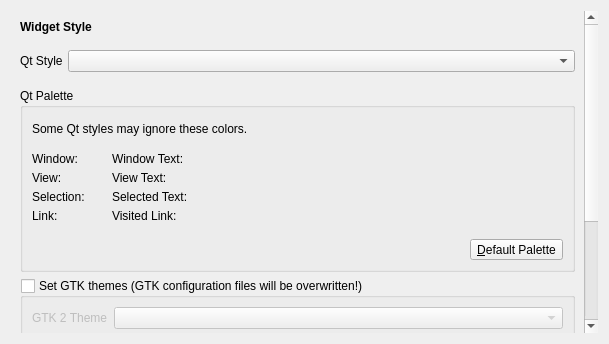
This is lxqt-config-appearance/styleconfig.ui in deepin-community/lxqt-config as Qt 5 draws it before an edit. The edited form follows.
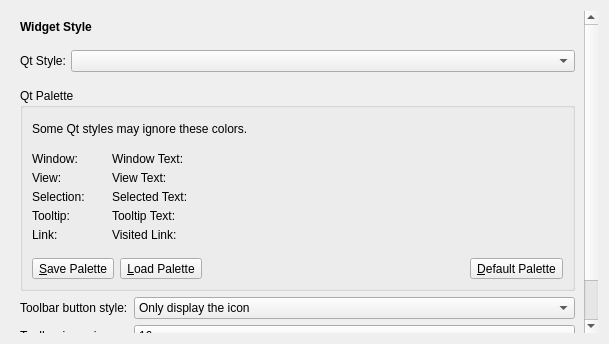
This is the edited form. Custom widgets are drawn as their Qt base class.

Diff of the .ui file:
```diff
--- a/lxqt-config-appearance/styleconfig.ui
+++ b/lxqt-config-appearance/styleconfig.ui
@@ -48,7 +48,7 @@
          <item row="0" column="0">
           <widget class="QLabel" name="label_5">
            <property name="text">
-            <string>Qt Style</string>
+            <string>Qt Style:</string>
            </property>
           </widget>
          </item>
@@ -127,13 +127,27 @@
                <widget class="ColorLabel" name="highlightColorLabel"/>
               </item>
               <item row="3" column="0">
+               <widget class="QLabel" name="label_3">
+                <property name="text">
+                 <string>Tooltip:</string>
+                </property>
+               </widget>
+              </item>
+              <item row="3" column="1">
+               <widget class="ColorLabel" name="tooltipColorLabel">
+                <property name="text">
+                 <string/>
+                </property>
+               </widget>
+              </item>
+              <item row="4" column="0">
                <widget class="QLabel" name="label_13">
                 <property name="text">
                  <string>Link:</string>
                 </property>
                </widget>
               </item>
-              <item row="3" column="1">
+              <item row="4" column="1">
                <widget class="ColorLabel" name="linkColorLabel"/>
               </item>
              </layout>
@@ -177,13 +191,27 @@
                <widget class="ColorLabel" name="highlightedTextColorLabel"/>
               </item>
               <item row="3" column="0">
+               <widget class="QLabel" name="label_4">
+                <property name="text">
+                 <string>Tooltip Text:</string>
+                </property>
+               </widget>
+              </item>
+              <item row="3" column="1">
+               <widget class="ColorLabel" name="tooltipTextColorLabel">
+                <property name="text">
+                 <string/>
+                </property>
+               </widget>
+              </item>
+              <item row="4" column="0">
                <widget class="QLabel" name="label_14">
                 <property name="text">
                  <string>Visited Link:</string>
                 </property>
                </widget>
               </item>
-              <item row="3" column="1">
+              <item row="4" column="1">
                <widget class="ColorLabel" name="linkVisitedColorLabel"/>
               </item>
              </layout>
@@ -208,6 +236,20 @@
             <property name="topMargin">
              <number>10</number>
             </property>
+            <item>
+             <widget class="QToolButton" name="savePaletteBtn">
+              <property name="text">
+               <string>&amp;Save Palette</string>
+              </property>
+             </widget>
+            </item>
+            <item>
+             <widget class="QToolButton" name="loadPaletteBtn">
+              <property name="text">
+               <string>&amp;Load Palette</string>
+              </property>
+             </widget>
+            </item>
             <item>
              <spacer name="horizontalSpacer_2">
               <property name="orientation">
@@ -236,83 +278,14 @@
          </layout>
         </widget>
        </item>
-       <item row="3" column="0" colspan="2">
-        <widget class="QGroupBox" name="advancedOptionsGroupBox">
-         <property name="sizePolicy">
-          <sizepolicy hsizetype="Preferred" vsizetype="Preferred">
-           <horstretch>0</horstretch>
-           <verstretch>0</verstretch>
-          </sizepolicy>
-         </property>
-         <property name="maximumSize">
-          <size>
-           <width>16777215</width>
-           <height>16777215</height>
-          </size>
-         </property>
-         <property name="title">
-          <string>Set GTK themes (GTK configuration files will be overwritten!)</string>
-         </property>
-         <property name="checkable">
-          <bool>true</bool>
-         </property>
-         <property name="checked">
-          <bool>false</bool>
-         </property>
-         <layout class="QVBoxLayout" name="verticalLayout_3">
-          <item>
-           <layout class="QFormLayout" name="formLayout_2">
-            <item row="2" column="0">
-             <widget class="QLabel" name="label_4">
-              <property name="sizePolicy">
-               <sizepolicy hsizetype="Preferred" vsizetype="Preferred">
-                <horstretch>0</horstretch>
-                <verstretch>0</verstretch>
-               </sizepolicy>
-              </property>
-              <property name="text">
-               <string>GTK 3 Theme</string>
-              </property>
-             </widget>
-            </item>
-            <item row="2" column="1">
-             <widget class="QComboBox" name="gtk3ComboBox"/>
-            </item>
-            <item row="1" column="0">
-             <widget class="QLabel" name="label_3">
-              <property name="text">
-               <string>GTK 2 Theme</string>
-              </property>
-             </widget>
-            </item>
-            <item row="1" column="1">
-             <widget class="QComboBox" name="gtk2ComboBox"/>
-            </item>
-            <item row="3" column="1">
-             <widget class="QLabel" name="uniformThemeLabel">
-              <property name="text">
-               <string>To attempt uniform theming, either select similar style/theme (if available) across all lists, or select 'gtk2' Qt style (if available) to mimic GTK themes.
-
-Make sure 'xsettingsd' is installed to help GTK applications apply themes on the fly.</string>
-              </property>
-              <property name="wordWrap">
-               <bool>true</bool>
-              </property>
-             </widget>
-            </item>
-           </layout>
-          </item>
-         </layout>
-        </widget>
-       </item>
-       <item row="4" column="0">
+       <item row="3" column="0">
         <widget class="QLabel" name="label_2">
          <property name="text">
           <string>Toolbar button style:</string>
          </property>
         </widget>
        </item>
-       <item row="4" column="1">
+       <item row="3" column="1">
         <widget class="QComboBox" name="toolButtonStyle">
          <item>
           <property name="text">
@@ -341,6 +314,48 @@
          </item>
         </widget>
        </item>
+       <item row="4" column="0">
+        <widget class="QLabel" name="label_15">
+         <property name="toolTip">
+          <string>May be overridden by Qt style or app</string>
+         </property>
+         <property name="text">
+          <string>Toolbar icon size:</string>
+         </property>
+        </widget>
+       </item>
+       <item row="4" column="1">
+        <widget class="QComboBox" name="toolBarIconSize">
+         <property name="toolTip">
+          <string>May be overridden by Qt style or app</string>
+         </property>
+         <item>
+          <property name="text">
+           <string>16</string>
+          </property>
+         </item>
+         <item>
+          <property name="text">
+           <string>22</string>
+          </property>
+         </item>
+         <item>
+          <property name="text">
+           <string>24</string>
+          </property>
+         </item>
+         <item>
+          <property name="text">
+           <string>32</string>
+          </property>
+         </item>
+         <item>
+          <property name="text">
+           <string>48</string>
+          </property>
+         </item>
+        </widget>
+       </item>
        <item row="5" column="0" colspan="2">
         <widget class="QCheckBox" name="singleClickActivate">
          <property name="text">
```
Left out of the diff: 9 changed lines with no effect on the pictures.
